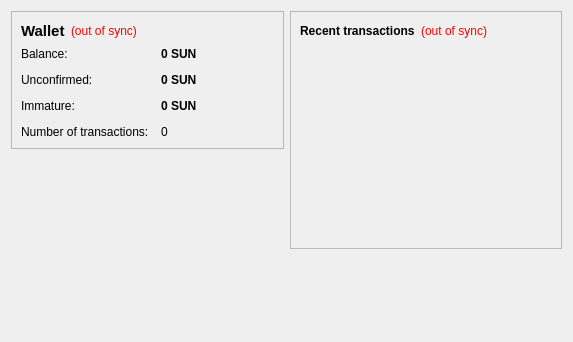
Before: the Qt Designer form src/qt/forms/overviewpage.ui in Wisecoincore/suncoin, drawn with Qt 5.
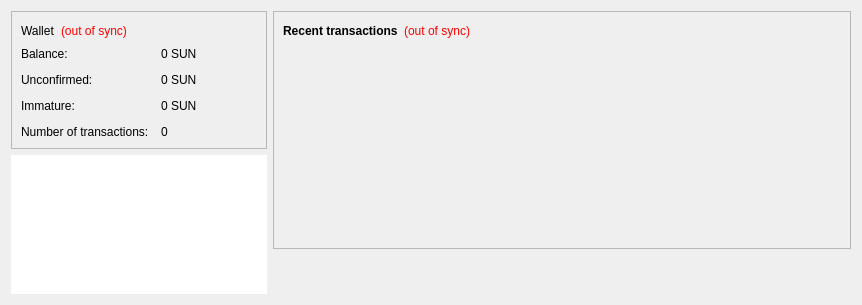
After: the same form once the commit is applied. Icons and pictures are not drawn.

Diff of the .ui file:
```diff
--- a/src/qt/forms/overviewpage.ui
+++ b/src/qt/forms/overviewpage.ui
@@ -6,14 +6,15 @@
    <rect>
     <x>0</x>
     <y>0</y>
-    <width>573</width>
-    <height>342</height>
+    <width>862</width>
+    <height>305</height>
    </rect>
   </property>
   <property name="windowTitle">
    <string>Form</string>
   </property>
-  <layout class="QHBoxLayout" name="horizontalLayout" stretch="1,1">
+  
+  <layout class="QHBoxLayout" name="horizontalLayout" stretch="0,1">
    <item>
     <layout class="QVBoxLayout" name="verticalLayout_2">
      <item>
@@ -31,9 +32,9 @@
            <widget class="QLabel" name="label_5">
             <property name="font">
              <font>
-              <pointsize>11</pointsize>
-              <weight>75</weight>
-              <bold>true</bold>
+              <family>Helvetica Neue</family>
+              <weight>50</weight>
+              <bold>false</bold>
              </font>
             </property>
             <property name="text">
@@ -94,8 +95,9 @@
            <widget class="QLabel" name="labelBalance">
             <property name="font">
              <font>
-              <weight>75</weight>
-              <bold>true</bold>
+              <family>Helvetica Neue</family>
+              <weight>50</weight>
+              <bold>false</bold>
              </font>
             </property>
             <property name="cursor">
@@ -123,8 +125,9 @@
            <widget class="QLabel" name="labelUnconfirmed">
             <property name="font">
              <font>
-              <weight>75</weight>
-              <bold>true</bold>
+              <family>Helvetica Neue</family>
+              <weight>50</weight>
+              <bold>false</bold>
              </font>
             </property>
             <property name="cursor">
@@ -169,8 +172,9 @@
            <widget class="QLabel" name="labelImmature">
             <property name="font">
              <font>
-              <weight>75</weight>
-              <bold>true</bold>
+              <family>Helvetica Neue</family>
+              <weight>50</weight>
+              <bold>false</bold>
              </font>
             </property>
             <property name="toolTip">
@@ -189,6 +193,18 @@
        </layout>
       </widget>
      </item>
+     <item>
+      <widget class="QGraphicsView" name="graphicsView">
+       <property name="autoFillBackground">
+        <bool>false</bool>
+       </property>
+       <property name="styleSheet">
+        <string notr="true">background: url(:/icons/res/images/home_img.png) no-repeat;
+border:none;
+</string>
+       </property>
+      </widget>
+     </item>
      <item>
       <spacer name="verticalSpacer">
        <property name="orientation">
```
